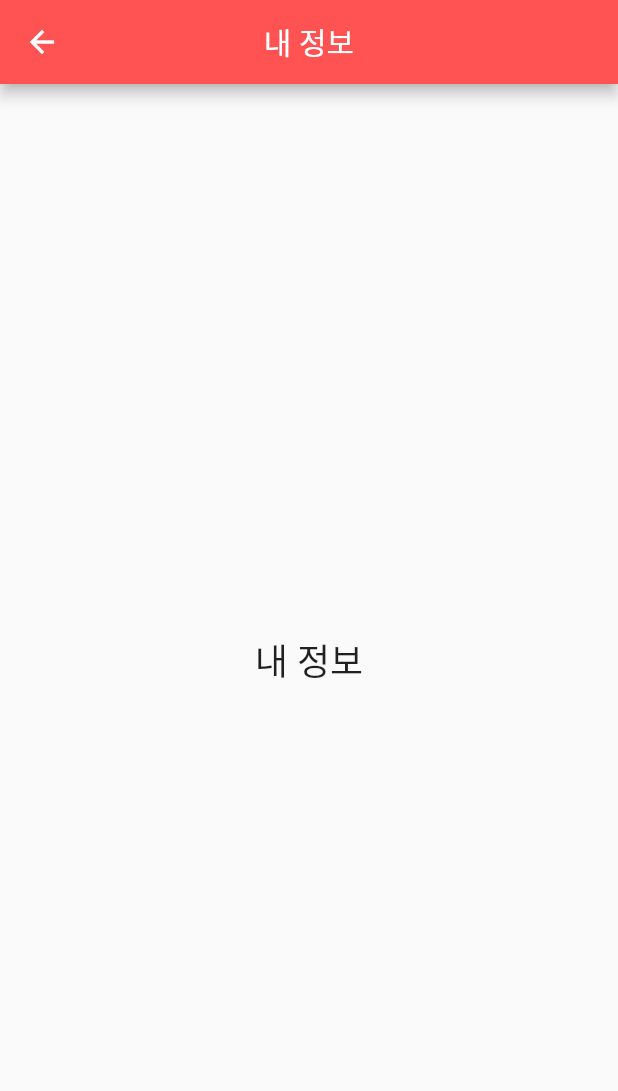
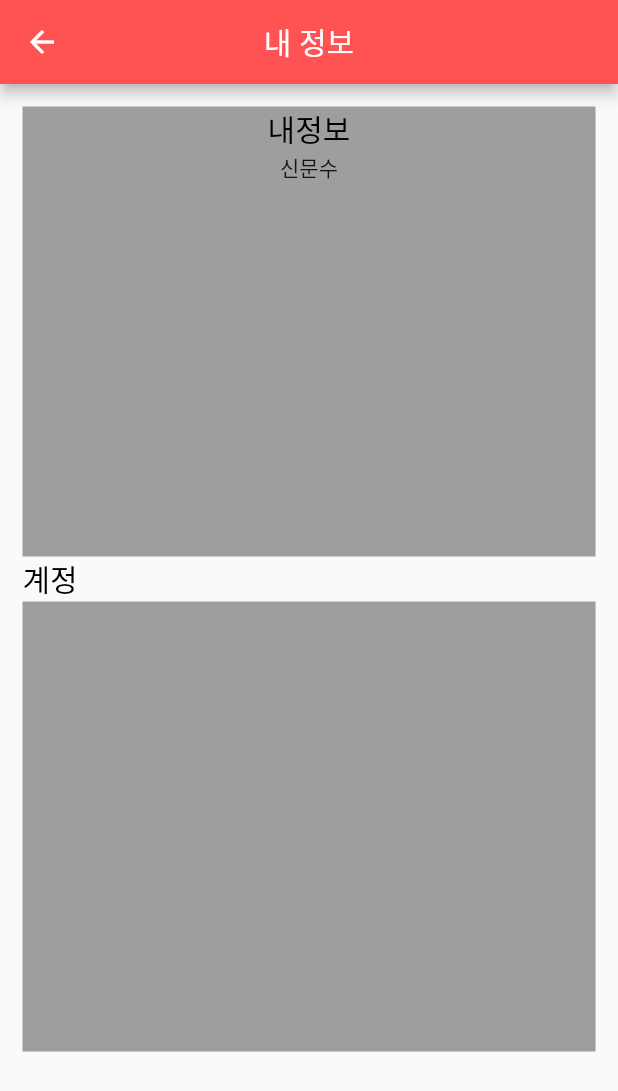
Before and after one commit to Luvxy/delivery, a Flutter app: the ScreenI screen opened by its route, on a phone screen of 412 x 824 dp. Shown: the top 1091 px of the screen. Run offline on Flutter 3.47's test engine with Material 2 defaults, Android fonts, the phone set to English and light mode, and no system bars; our stand-ins replace google_maps_flutter.

Commit message:
내정보 시작

```diff
--- a/lib/ScreenC.dart
+++ b/lib/ScreenC.dart
@@ -6,7 +6,8 @@ class ScreenC extends StatelessWidget {
   Widget build(BuildContext context) {
     return Scaffold(
       appBar: AppBar(
-        title: Text('ScreenC'),
+        title: Text('배달대기목록'),
+        centerTitle: true,
         backgroundColor: Colors.redAccent,
       ),
       body: Center(
--- a/lib/sidebar/ScreenI.dart
+++ b/lib/sidebar/ScreenI.dart
@@ -10,12 +10,31 @@ class ScreenI extends StatelessWidget {
         centerTitle: true,
         backgroundColor: Colors.redAccent,
       ),
-      body: Center(
-        child: Text(
-          '내 정보',
-          style: TextStyle(fontSize: 24.0),
-        ),
-      ),
-    );
+      body: ListView(
+        padding: const EdgeInsets.all(15.0),
+        children: [
+          Container(
+            height: 300,
+            color: Colors.grey,
+            child: Column(
+              children: [
+                Container(
+                  child: Text('내정보', style: TextStyle(fontSize: 20, color: Colors.black),),
+                ),
+                Text('신문수')
+              ],
+            ),
+          ),
+          SizedBox(
+            height: 30,
+            child: Text('계정', style: TextStyle(fontSize: 20, color: Colors.black)),
+          ),
+          Container(
+            height: 300,
+            color: Colors.grey,
+          ),
+        ]
+      )
+      );
   }
 }
```
Also changed, not shown: 2 other files.
